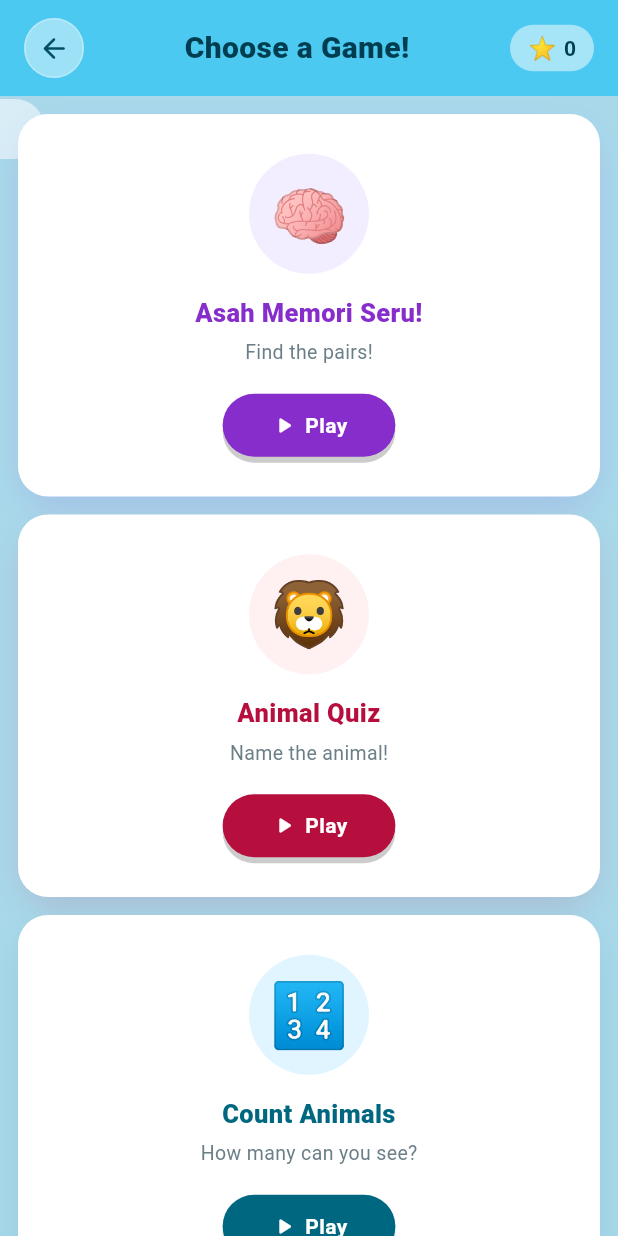
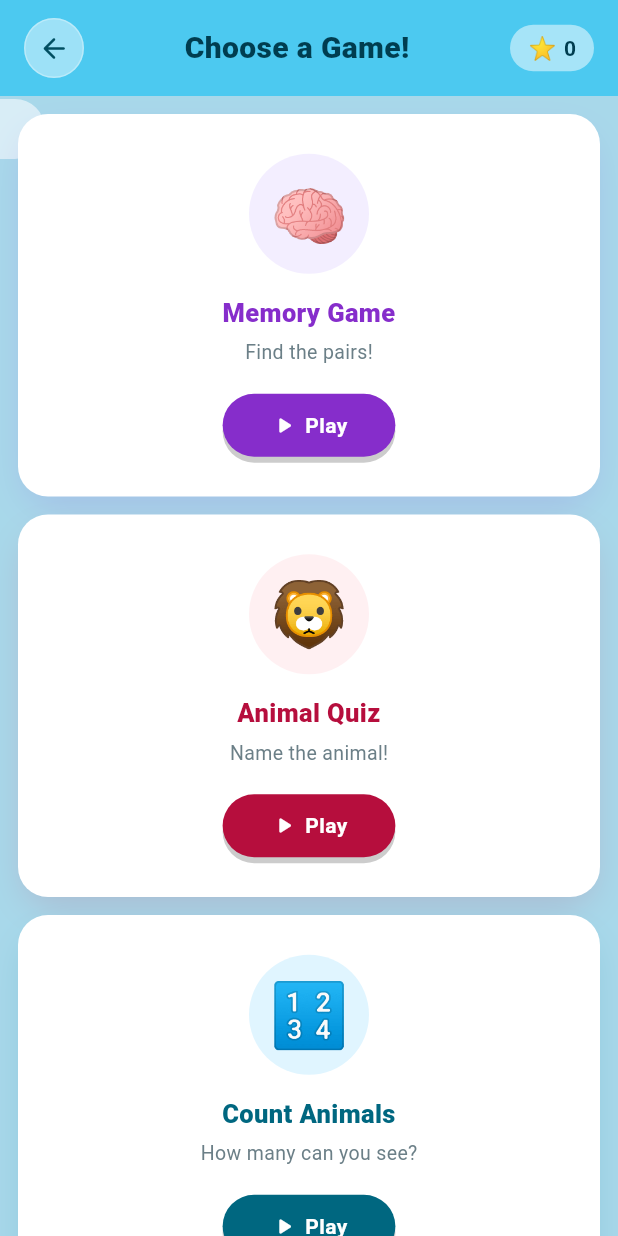
Before and after one commit to Kmasetya/SistemMultimedia, a Flutter app: the GamesScreen screen opened directly, on a phone screen of 412 x 824 dp. Run offline on Flutter 3.47's test engine with Material 3 defaults, Android fonts, the phone set to English and light mode, and no system bars; our stand-ins replace audioplayers, flutter_animate, google_fonts.

Commit message:
mengubah nama menu asah memori seru -> memory game

```diff
--- a/lib/screens/games_screen.dart
+++ b/lib/screens/games_screen.dart
@@ -30,7 +30,7 @@ class _GameItem {
 final List<_GameItem> _kGames = [
   _GameItem(
     emoji: '🧠',
-    title: 'Asah Memori Seru!',
+    title: 'Memory Game',
     subtitle: 'Find the pairs!',
     color: const Color(0xFF862DCB),
     iconBg: const Color(0xFFF3EEFF),
```
